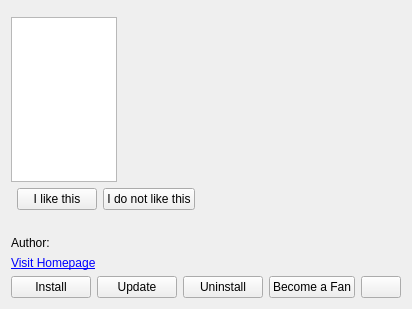
The window that knewstuff/knewstuff3/ui/entrydetailsdialog.ui (KDE/kdelibs) describes before a commit, drawn with Qt 5.
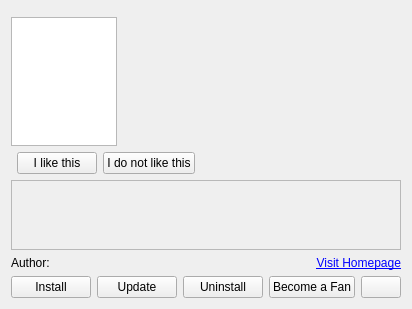
The same window after the commit. Custom widgets are drawn as their Qt base class.

Commit message: add scroll area for text in details view handle html and newlines correctly also replace [li] BBCode (with * for now)

Patch:
```diff
--- a/knewstuff/knewstuff3/ui/entrydetailsdialog.ui
+++ b/knewstuff/knewstuff3/ui/entrydetailsdialog.ui
@@ -134,7 +134,20 @@
     </layout>
    </item>
    <item>
-    <layout class="QHBoxLayout" name="horizontalLayout_5">
+    <widget class="QScrollArea" name="scrollArea">
+     <property name="widgetResizable">
+      <bool>true</bool>
+     </property>
+     <widget class="QWidget" name="scrollAreaWidgetContents">
+      <property name="geometry">
+       <rect>
+        <x>0</x>
+        <y>0</y>
+        <width>374</width>
+        <height>61</height>
+       </rect>
+      </property>
+      <layout class="QVBoxLayout" name="verticalLayout">
      <item>
       <widget class="QLabel" name="descriptionLabel">
        <property name="sizePolicy">
@@ -152,6 +165,8 @@
       </widget>
      </item>
     </layout>
+     </widget>
+    </widget>
    </item>
    <item>
     <layout class="QHBoxLayout" name="horizontalLayout">
@@ -184,17 +199,20 @@
        </property>
       </widget>
      </item>
-    </layout>
-   </item>
    <item>
     <widget class="QLabel" name="homepageLabel">
      <property name="text">
       <string>&lt;a href=&quot;http://opendesktop.org&quot;&gt;Visit Homepage&lt;/a&gt;</string>
      </property>
+       <property name="alignment">
+        <set>Qt::AlignRight|Qt::AlignTrailing|Qt::AlignVCenter</set>
+       </property>
      <property name="openExternalLinks">
       <bool>true</bool>
      </property>
     </widget>
+     </item>
+    </layout>
    </item>
    <item>
     <layout class="QHBoxLayout" name="horizontalLayout_2">
```
Lines whose indentation alone changed are shown as unchanged. The commit also changes 2 other files.
